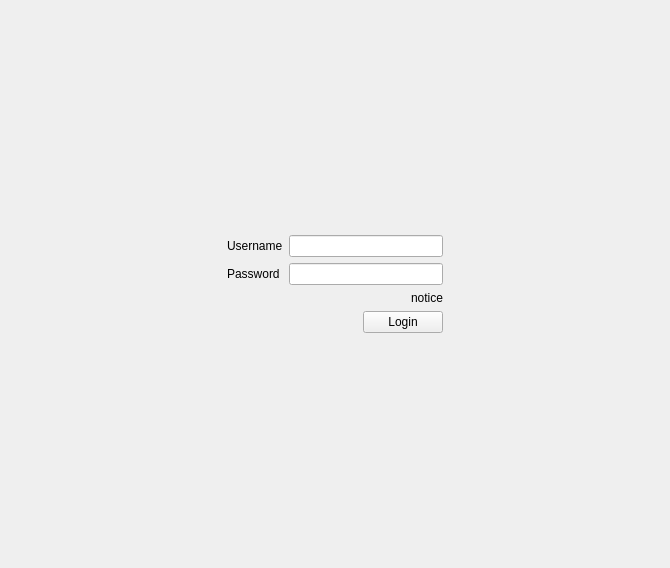
Old version of the form login.ui in the repository LapNguyenn/CheckAttend.
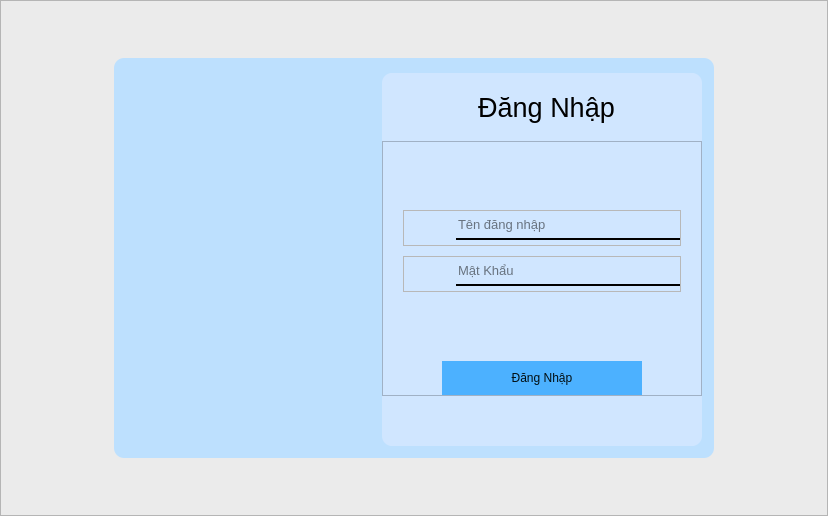
New version of the form. Icons and pictures are not drawn.

The edit to the form file:
```diff
--- a/login.ui
+++ b/login.ui
@@ -6,126 +6,533 @@
    <rect>
     <x>0</x>
     <y>0</y>
-    <width>670</width>
-    <height>568</height>
+    <width>828</width>
+    <height>516</height>
    </rect>
   </property>
+  <property name="sizePolicy">
+   <sizepolicy hsizetype="Expanding" vsizetype="Expanding">
+    <horstretch>0</horstretch>
+    <verstretch>0</verstretch>
+   </sizepolicy>
+  </property>
   <property name="windowTitle">
    <string>Form</string>
   </property>
-  <layout class="QGridLayout" name="gridLayout">
-   <item row="3" column="1">
-    <layout class="QHBoxLayout" name="horizontalLayout">
-     <item>
-      <spacer name="horizontalSpacer_3">
-       <property name="orientation">
-        <enum>Qt::Horizontal</enum>
-       </property>
-       <property name="sizeHint" stdset="0">
-        <size>
-         <width>40</width>
-         <height>20</height>
-        </size>
-       </property>
-      </spacer>
-     </item>
-     <item>
-      <widget class="QPushButton" name="bt_login">
-       <property name="text">
-        <string>Login</string>
-       </property>
-      </widget>
-     </item>
-    </layout>
-   </item>
-   <item row="1" column="1">
-    <layout class="QVBoxLayout" name="verticalLayout">
-     <item>
-      <layout class="QFormLayout" name="formLayout">
-       <item row="0" column="0">
-        <widget class="QLabel" name="label">
-         <property name="text">
-          <string>Username</string>
-         </property>
-        </widget>
-       </item>
-       <item row="0" column="1">
-        <widget class="QLineEdit" name="le_username"/>
-       </item>
-       <item row="1" column="0">
-        <widget class="QLabel" name="label_2">
-         <property name="text">
-          <string>Password</string>
-         </property>
-        </widget>
-       </item>
-       <item row="1" column="1">
-        <widget class="QLineEdit" name="le_password"/>
-       </item>
-      </layout>
-     </item>
-    </layout>
-   </item>
-   <item row="0" column="1">
-    <spacer name="verticalSpacer_2">
-     <property name="orientation">
-      <enum>Qt::Vertical</enum>
+  <property name="styleSheet">
+   <string notr="true">#LoginWidget{
+	border: none;
+	background-color: #c0c0c0;
+}
+#Background{
+	background-color: #ebebeb;
+	background-image: url(:/assets/img/background.jpg);
+}
+#focus{
+	background-color: #bde0fe;
+	opacity: 0.2;
+	border-radius: 10px;
+}
+#loginFrame{
+	background-color: #d0e6ff;
+	border-radius: 10px solid;
+}
+#body{
+	background-color: #d0e6ff;
+}
+#footer{
+	background-color: #d0e6ff;
+	border-bottom-right-radius: 10px;
+	border-bottom-left-radius: 10px;
+
+}
+#header{
+	background-color: #d0e6ff;
+	border-top-right-radius: 10px;
+	border-top-left-radius: 10px;
+}
+QPushButton
+{
+	background-color: #4cb1ff;
+	color: #020f13;
+	padding: 10px;
+	border-radius: 20px;
+	text-align: center
+}
+
+QPushButton::disabled
+{
+	background-color: #5c5c5c;
+
+}
+
+
+QPushButton::hover
+{
+	background-color: lightcyan;
+
+}
+
+
+QPushButton::pressed
+{
+	background-color: dodgerblue;
+
+}
+
+QLineEdit
+{
+	background-color: transparent;
+	border: none;
+	border-bottom: 2px solid;
+	padding-bottom: 5px;
+}
+</string>
+  </property>
+  <layout class="QHBoxLayout" name="horizontalLayout">
+   <property name="spacing">
+    <number>0</number>
+   </property>
+   <property name="leftMargin">
+    <number>0</number>
+   </property>
+   <property name="topMargin">
+    <number>0</number>
+   </property>
+   <property name="rightMargin">
+    <number>0</number>
+   </property>
+   <property name="bottomMargin">
+    <number>0</number>
+   </property>
+   <item>
+    <widget class="QFrame" name="Background">
+     <property name="styleSheet">
+      <string notr="true"/>
      </property>
-     <property name="sizeHint" stdset="0">
-      <size>
-       <width>20</width>
-       <height>40</height>
-      </size>
+     <property name="frameShape">
+      <enum>QFrame::StyledPanel</enum>
      </property>
-    </spacer>
-   </item>
-   <item row="1" column="2">
-    <spacer name="horizontalSpacer_2">
-     <property name="orientation">
-      <enum>Qt::Horizontal</enum>
+     <property name="frameShadow">
+      <enum>QFrame::Raised</enum>
      </property>
-     <property name="sizeHint" stdset="0">
-      <size>
-       <width>40</width>
-       <height>20</height>
-      </size>
-     </property>
-    </spacer>
-   </item>
-   <item row="4" column="1">
-    <spacer name="verticalSpacer">
-     <property name="orientation">
-      <enum>Qt::Vertical</enum>
-     </property>
-     <property name="sizeHint" stdset="0">
-      <size>
-       <width>20</width>
-       <height>40</height>
-      </size>
-     </property>
-    </spacer>
-   </item>
-   <item row="1" column="0">
-    <spacer name="horizontalSpacer">
-     <property name="orientation">
-      <enum>Qt::Horizontal</enum>
-     </property>
-     <property name="sizeHint" stdset="0">
-      <size>
-       <width>207</width>
-       <height>20</height>
-      </size>
-     </property>
-    </spacer>
-   </item>
-   <item row="2" column="1">
-    <widget class="QLabel" name="label_3">
-     <property name="text">
-      <string>notice</string>
-     </property>
-     <property name="alignment">
-      <set>Qt::AlignRight|Qt::AlignTrailing|Qt::AlignVCenter</set>
-     </property>
+     <layout class="QHBoxLayout" name="horizontalLayout_2">
+      <property name="spacing">
+       <number>0</number>
+      </property>
+      <property name="leftMargin">
+       <number>0</number>
+      </property>
+      <property name="topMargin">
+       <number>0</number>
+      </property>
+      <property name="rightMargin">
+       <number>0</number>
+      </property>
+      <property name="bottomMargin">
+       <number>0</number>
+      </property>
+      <item>
+       <widget class="QGroupBox" name="focus">
+        <property name="sizePolicy">
+         <sizepolicy hsizetype="Fixed" vsizetype="Fixed">
+          <horstretch>0</horstretch>
+          <verstretch>0</verstretch>
+         </sizepolicy>
+        </property>
+        <property name="minimumSize">
+         <size>
+          <width>600</width>
+          <height>400</height>
+         </size>
+        </property>
+        <property name="maximumSize">
+         <size>
+          <width>600</width>
+          <height>400</height>
+         </size>
+        </property>
+        <property name="styleSheet">
+         <string notr="true"/>
+        </property>
+        <layout class="QHBoxLayout" name="horizontalLayout_3">
+         <property name="spacing">
+          <number>0</number>
+         </property>
+         <property name="leftMargin">
+          <number>9</number>
+         </property>
+         <property name="topMargin">
+          <number>9</number>
+         </property>
+         <property name="rightMargin">
+          <number>9</number>
+         </property>
+         <property name="bottomMargin">
+          <number>9</number>
+         </property>
+         <item alignment="Qt::AlignRight">
+          <widget class="QFrame" name="loginFrame">
+           <property name="sizePolicy">
+            <sizepolicy hsizetype="Fixed" vsizetype="Preferred">
+             <horstretch>0</horstretch>
+             <verstretch>0</verstretch>
+            </sizepolicy>
+           </property>
+           <property name="minimumSize">
+            <size>
+             <width>320</width>
+             <height>0</height>
+            </size>
+           </property>
+           <property name="maximumSize">
+            <size>
+             <width>320</width>
+             <height>16777215</height>
+            </size>
+           </property>
+           <property name="frameShape">
+            <enum>QFrame::StyledPanel</enum>
+           </property>
+           <property name="frameShadow">
+            <enum>QFrame::Raised</enum>
+           </property>
+           <layout class="QVBoxLayout" name="verticalLayout">
+            <property name="spacing">
+             <number>0</number>
+            </property>
+            <property name="leftMargin">
+             <number>0</number>
+            </property>
+            <property name="topMargin">
+             <number>0</number>
+            </property>
+            <property name="rightMargin">
+             <number>0</number>
+            </property>
+            <property name="bottomMargin">
+             <number>0</number>
+            </property>
+            <item>
+             <widget class="QFrame" name="header">
+              <property name="sizePolicy">
+               <sizepolicy hsizetype="Preferred" vsizetype="Expanding">
+                <horstretch>0</horstretch>
+                <verstretch>0</verstretch>
+               </sizepolicy>
+              </property>
+              <property name="frameShape">
+               <enum>QFrame::StyledPanel</enum>
+              </property>
+              <property name="frameShadow">
+               <enum>QFrame::Raised</enum>
+              </property>
+              <layout class="QVBoxLayout" name="verticalLayout_2">
+               <property name="spacing">
+                <number>0</number>
+               </property>
+               <property name="topMargin">
+                <number>0</number>
+               </property>
+               <property name="rightMargin">
+                <number>0</number>
+               </property>
+               <property name="bottomMargin">
+                <number>0</number>
+               </property>
+               <item>
+                <widget class="QLabel" name="label">
+                 <property name="sizePolicy">
+                  <sizepolicy hsizetype="Preferred" vsizetype="Expanding">
+                   <horstretch>0</horstretch>
+                   <verstretch>0</verstretch>
+                  </sizepolicy>
+                 </property>
+                 <property name="font">
+                  <font>
+                   <pointsize>20</pointsize>
+                  </font>
+                 </property>
+                 <property name="styleSheet">
+                  <string notr="true">background-color: transparent;
+border-radius: 10px;</string>
+                 </property>
+                 <property name="text">
+                  <string>Đăng Nhập</string>
+                 </property>
+                 <property name="alignment">
+                  <set>Qt::AlignCenter</set>
+                 </property>
+                </widget>
+               </item>
+              </layout>
+             </widget>
+            </item>
+            <item alignment="Qt::AlignVCenter">
+             <widget class="QFrame" name="body">
+              <property name="sizePolicy">
+               <sizepolicy hsizetype="Preferred" vsizetype="Expanding">
+                <horstretch>0</horstretch>
+                <verstretch>0</verstretch>
+               </sizepolicy>
+              </property>
+              <property name="minimumSize">
+               <size>
+                <width>0</width>
+                <height>255</height>
+               </size>
+              </property>
+              <property name="maximumSize">
+               <size>
+                <width>16777215</width>
+                <height>255</height>
+               </size>
+              </property>
+              <property name="frameShape">
+               <enum>QFrame::StyledPanel</enum>
+              </property>
+              <property name="frameShadow">
+               <enum>QFrame::Raised</enum>
+              </property>
+              <layout class="QVBoxLayout" name="verticalLayout_3">
+               <property name="spacing">
+                <number>0</number>
+               </property>
+               <property name="leftMargin">
+                <number>0</number>
+               </property>
+               <property name="topMargin">
+                <number>0</number>
+               </property>
+               <property name="rightMargin">
+                <number>0</number>
+               </property>
+               <property name="bottomMargin">
+                <number>0</number>
+               </property>
+               <item alignment="Qt::AlignVCenter">
+                <widget class="QFrame" name="inputField">
+                 <layout class="QVBoxLayout" name="verticalLayout_4">
+                  <property name="spacing">
+                   <number>10</number>
+                  </property>
+                  <property name="leftMargin">
+                   <number>20</number>
+                  </property>
+                  <property name="topMargin">
+                   <number>0</number>
+                  </property>
+                  <property name="rightMargin">
+                   <number>20</number>
+                  </property>
+                  <property name="bottomMargin">
+                   <number>0</number>
+                  </property>
+                  <item>
+                   <widget class="QFrame" name="usernameField">
+                    <property name="sizePolicy">
+                     <sizepolicy hsizetype="Preferred" vsizetype="Fixed">
+                      <horstretch>0</horstretch>
+                      <verstretch>0</verstretch>
+                     </sizepolicy>
+                    </property>
+                    <property name="frameShape">
+                     <enum>QFrame::StyledPanel</enum>
+                    </property>
+                    <property name="frameShadow">
+                     <enum>QFrame::Raised</enum>
+                    </property>
+                    <layout class="QHBoxLayout" name="horizontalLayout_5">
+                     <property name="spacing">
+                      <number>0</number>
+                     </property>
+                     <property name="leftMargin">
+                      <number>0</number>
+                     </property>
+                     <property name="topMargin">
+                      <number>0</number>
+                     </property>
+                     <property name="rightMargin">
+                      <number>0</number>
+                     </property>
+                     <property name="bottomMargin">
+                      <number>0</number>
+                     </property>
+                     <item alignment="Qt::AlignVCenter">
+                      <widget class="QPushButton" name="bt_username">
+                       <property name="styleSheet">
+                        <string notr="true">background-color: transparent;</string>
+                       </property>
+                       <property name="text">
+                        <string/>
+                       </property>
+                       <property name="icon">
+                        <iconset resource="src.qrc">
+                         <normaloff>:/assets/icons/user.svg</normaloff>:/assets/icons/user.svg</iconset>
+                       </property>
+                       <property name="iconSize">
+                        <size>
+                         <width>24</width>
+                         <height>24</height>
+                        </size>
+                       </property>
+                      </widget>
+                     </item>
+                     <item alignment="Qt::AlignVCenter">
+                      <widget class="QLineEdit" name="le_username">
+                       <property name="minimumSize">
+                        <size>
+                         <width>20</width>
+                         <height>0</height>
+                        </size>
+                       </property>
+                       <property name="font">
+                        <font>
+                         <pointsize>10</pointsize>
+                        </font>
+                       </property>
+                       <property name="text">
+                        <string/>
+                       </property>
+                       <property name="frame">
+                        <bool>false</bool>
+                       </property>
+                       <property name="placeholderText">
+                        <string>Tên đăng nhập</string>
+                       </property>
+                      </widget>
+                     </item>
+                    </layout>
+                   </widget>
+                  </item>
+                  <item>
+                   <widget class="QFrame" name="passwordField">
+                    <property name="sizePolicy">
+                     <sizepolicy hsizetype="Preferred" vsizetype="Fixed">
+                      <horstretch>0</horstretch>
+                      <verstretch>0</verstretch>
+                     </sizepolicy>
+                    </property>
+                    <property name="frameShape">
+                     <enum>QFrame::StyledPanel</enum>
+                    </property>
+                    <property name="frameShadow">
+                     <enum>QFrame::Raised</enum>
+                    </property>
+                    <layout class="QHBoxLayout" name="horizontalLayout_6">
+                     <property name="spacing">
+                      <number>0</number>
+                     </property>
+                     <property name="leftMargin">
+                      <number>0</number>
+                     </property>
+                     <property name="topMargin">
+                      <number>0</number>
+                     </property>
+                     <property name="rightMargin">
+                      <number>0</number>
+                     </property>
+                     <property name="bottomMargin">
+                      <number>0</number>
+                     </property>
+                     <item>
+                      <widget class="QPushButton" name="bt_password">
+                       <property name="styleSheet">
+                        <string notr="true">background-color: transparent;</string>
+                       </property>
+                       <property name="text">
+                        <string/>
+                       </property>
+                       <property name="icon">
+                        <iconset resource="src.qrc">
+                         <normaloff>:/assets/icons/lock.svg</normaloff>:/assets/icons/lock.svg</iconset>
+                       </property>
+                       <property name="iconSize">
+                        <size>
+                         <width>24</width>
+                         <height>24</height>
+                        </size>
+                       </property>
+                      </widget>
+                     </item>
+                     <item>
+                      <widget class="QLineEdit" name="le_password">
+                       <property name="font">
+                        <font>
+                         <pointsize>10</pointsize>
+                        </font>
+                       </property>
+                       <property name="echoMode">
+                        <enum>QLineEdit::Password</enum>
+                       </property>
+                       <property name="placeholderText">
+                        <string>Mật Khẩu</string>
+                       </property>
+                      </widget>
+                     </item>
+                    </layout>
+                   </widget>
+                  </item>
+                 </layout>
+                </widget>
+               </item>
+               <item alignment="Qt::AlignHCenter">
+                <widget class="QPushButton" name="bt_login">
+                 <property name="minimumSize">
+                  <size>
+                   <width>200</width>
+                   <height>0</height>
+                  </size>
+                 </property>
+                 <property name="maximumSize">
+                  <size>
+                   <width>200</width>
+                   <height>16777215</height>
+                  </size>
+                 </property>
+                 <property name="text">
+                  <string>Đăng Nhập</string>
+                 </property>
+                </widget>
+               </item>
+              </layout>
+             </widget>
+            </item>
+            <item alignment="Qt::AlignBottom">
+             <widget class="QFrame" name="footer">
+              <property name="sizePolicy">
+               <sizepolicy hsizetype="Preferred" vsizetype="Expanding">
+                <horstretch>0</horstretch>
+                <verstretch>0</verstretch>
+               </sizepolicy>
+              </property>
+              <property name="minimumSize">
+               <size>
+                <width>0</width>
+                <height>50</height>
+               </size>
+              </property>
+              <property name="maximumSize">
+               <size>
+                <width>16777215</width>
+                <height>50</height>
+               </size>
+              </property>
+              <property name="frameShape">
+               <enum>QFrame::StyledPanel</enum>
+              </property>
+              <property name="frameShadow">
+               <enum>QFrame::Raised</enum>
+              </property>
+             </widget>
+            </item>
+           </layout>
+          </widget>
+         </item>
+        </layout>
+       </widget>
+      </item>
+     </layout>
     </widget>
    </item>
   </layout>
```
Left out of the diff: 8 changed lines with no effect on the pictures.
